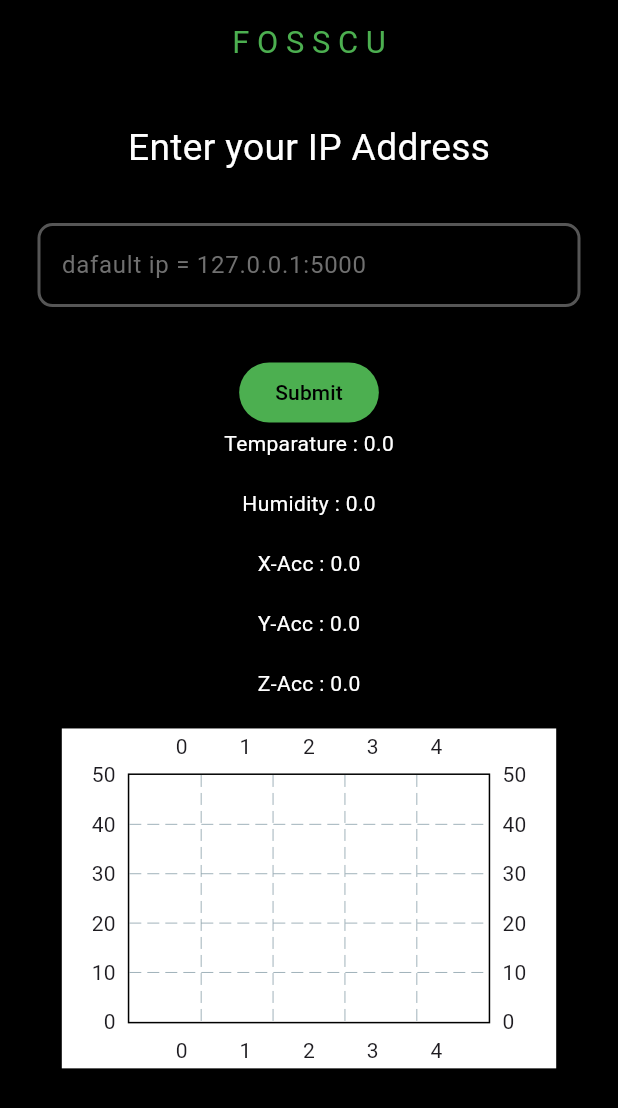
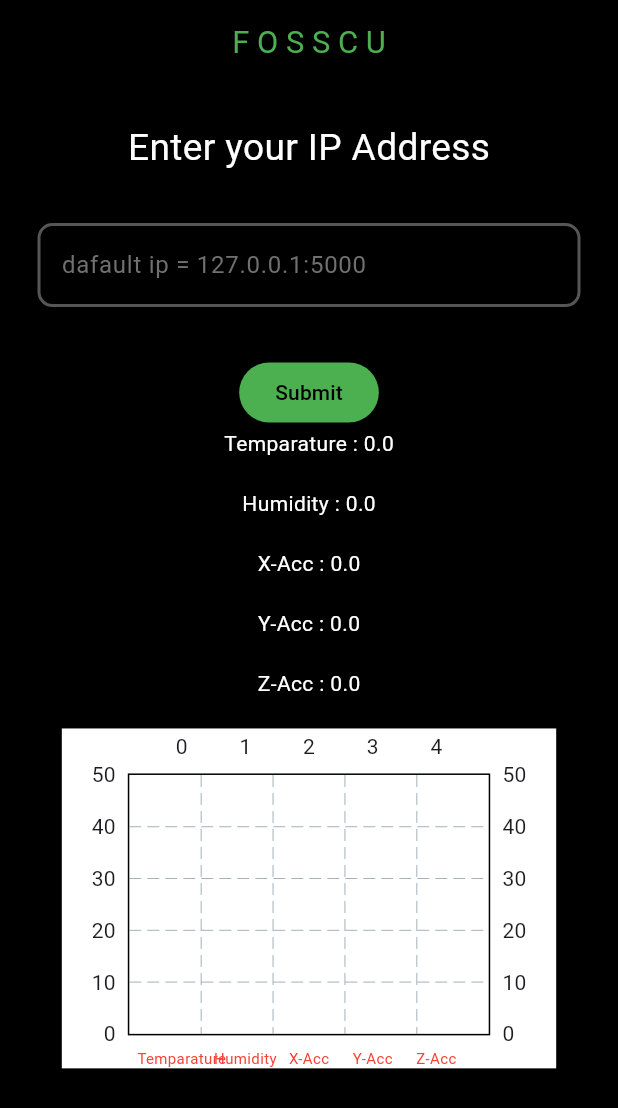
Before and after one commit to Utkarsh4517/fosscgraph, a Flutter app: the screen it shows after launch, on a phone screen of 412 x 824 dp. Shown: the top 1108 px of the screen. Run offline on Flutter 3.47's test engine with Material 2 defaults, Android fonts, the light colour scheme and no system bars; drawn by our look-alikes of fl_chart.

Commit message:
added information below x axis

```diff
--- a/lib/bargraph/bar_graph.dart
+++ b/lib/bargraph/bar_graph.dart
@@ -19,15 +19,68 @@ class MyBarGraph extends StatelessWidget {
     return BarChart(BarChartData(
         maxY: 50,
         minY: 0,
+        titlesData: FlTitlesData(
+          show: true,
+          bottomTitles: AxisTitles(sideTitles: SideTitles(showTitles: true, getTitlesWidget: getBottomTitles))
+        ),
         barGroups: myBarData.barData
             .map(
               (data) => BarChartGroupData(
                 x: data.x.toInt(),
                 barRods: [
-                  BarChartRodData(toY: data.y, width: 15, borderRadius: BorderRadius.circular(4)),
+                  BarChartRodData(
+                    toY: data.y,
+                    width: 15,
+                    borderRadius: BorderRadius.circular(4),
+                  ),
                 ],
               ),
             )
             .toList()));
   }
 }
+
+Widget getBottomTitles(double value, TitleMeta meta) {
+  const style = TextStyle(color: Colors.red, fontSize: 10);
+
+  Widget? text ;
+  switch (value.toInt()) {
+    case 0:
+      text = const Text(
+        'Temparature',
+        style: style,
+      );
+      break;
+    case 1:
+      text = const Text(
+        'Humidity',
+        style: style,
+      );
+      break;
+    case 2:
+      text = const Text(
+        'X-Acc',
+        style: style,
+      );
+      break;
+    case 3:
+      text = const Text(
+        'Y-Acc',
+        style: style,
+      );
+      break;
+    case 4:
+      text = const Text(
+        'Z-Acc',
+        style: style,
+      );
+      break;
+    default:
+      const Text(
+        '',
+        style: style,
+      );
+      break;
+  }
+  return SideTitleWidget(axisSide: meta.axisSide, child: text!);
+}
```
